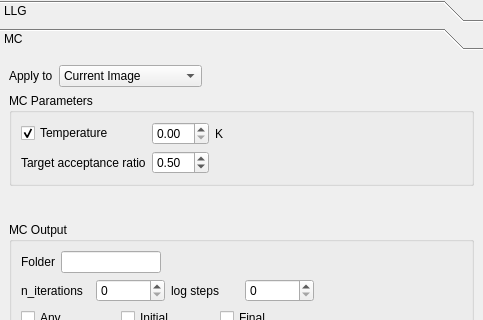
spirit-code/spirit, file ui-cpp/ui/ParametersWidget.ui: the form before one commit; both pictures show x 0 to 483 and y 0 to 320 of the 483 by 807 pixel window.
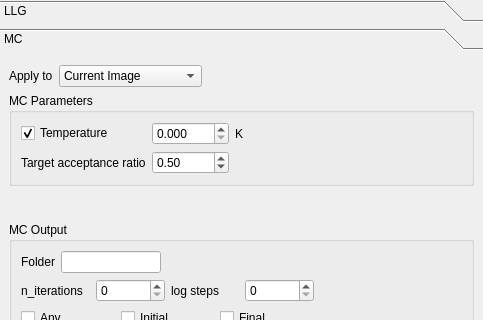
The form after the commit. The open tabs and pages were chosen to show the change.

```diff
--- a/ui-cpp/ui/ParametersWidget.ui
+++ b/ui-cpp/ui/ParametersWidget.ui
@@ -1051,6 +1051,12 @@
                   <property name="locale">
                    <locale language="C" country="AnyCountry"/>
                   </property>
+                  <property name="decimals">
+                   <number>3</number>
+                  </property>
+                  <property name="maximum">
+                   <double>1000.000000000000000</double>
+                  </property>
                  </widget>
                 </item>
                 <item row="0" column="0">
@@ -1068,6 +1074,9 @@
                   <property name="locale">
                    <locale language="C" country="AnyCountry"/>
                   </property>
+                  <property name="maximum">
+                   <double>1.000000000000000</double>
+                  </property>
                   <property name="singleStep">
                    <double>0.100000000000000</double>
                   </property>
```
Left out of the diff: 2 changed lines with no effect on the pictures.
